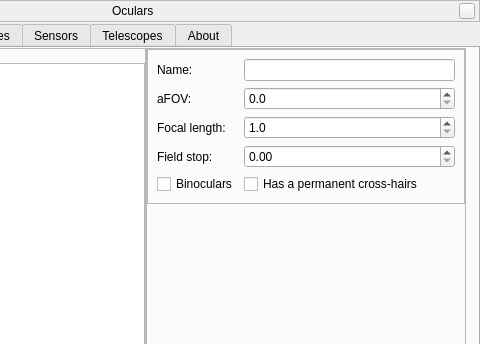
First picture: the form in plugins/Oculars/src/gui/ocularDialog.ui, repository 519984307/stellarium_src, before the edit; both pictures show x 188 to 668 and y 0 to 344 of the 668 by 478 pixel window.
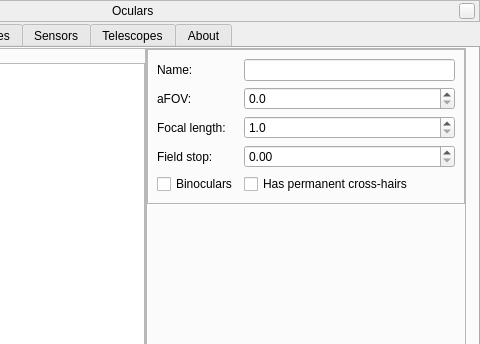
Second picture: the form after the edit. The open tabs and pages were chosen to show the change. Icons and pictures are not drawn. Custom widgets are drawn as their Qt base class.

```diff
--- a/plugins/Oculars/src/gui/ocularDialog.ui
+++ b/plugins/Oculars/src/gui/ocularDialog.ui
@@ -703,7 +703,7 @@
                 <item row="4" column="1">
                  <widget class="QCheckBox" name="permanentCrosshairCheckBox">
                   <property name="text">
-                   <string>Has a permanent cross-hairs</string>
+                   <string>Has permanent cross-hairs</string>
                   </property>
                  </widget>
                 </item>
```
